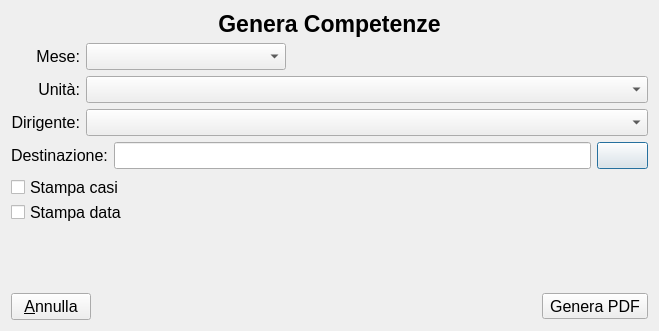
This is printdialog.ui in gcala/GestioneCompetenzeMedici as Qt 5 draws it before an edit. The edited form follows.
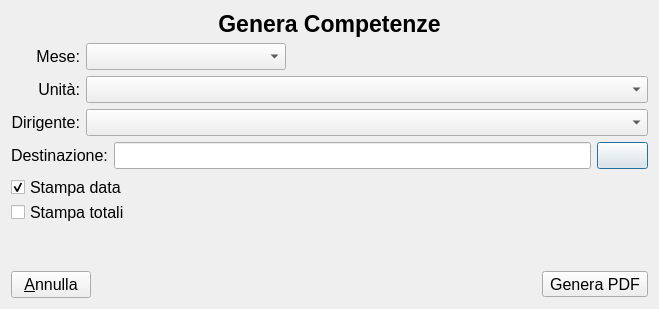
This is the edited form. Icons and pictures are not drawn. Custom widgets are drawn as their Qt base class.

Diff of the .ui file:
```diff
--- a/printdialog.ui
+++ b/printdialog.ui
@@ -7,7 +7,7 @@
     <x>0</x>
     <y>0</y>
     <width>659</width>
-    <height>331</height>
+    <height>309</height>
    </rect>
   </property>
   <property name="windowTitle">
@@ -206,18 +206,6 @@
       <property name="bottomMargin">
        <number>0</number>
       </property>
-      <item>
-       <widget class="QCheckBox" name="casiCB">
-        <property name="font">
-         <font>
-          <pointsize>12</pointsize>
-         </font>
-        </property>
-        <property name="text">
-         <string>Stampa casi</string>
-        </property>
-       </widget>
-      </item>
       <item>
        <widget class="QCheckBox" name="dataCB">
         <property name="font">
@@ -227,6 +215,21 @@
         </property>
         <property name="text">
          <string>Stampa data</string>
+        </property>
+        <property name="checked">
+         <bool>true</bool>
+        </property>
+       </widget>
+      </item>
+      <item>
+       <widget class="QCheckBox" name="casiCB">
+        <property name="font">
+         <font>
+          <pointsize>12</pointsize>
+         </font>
+        </property>
+        <property name="text">
+         <string>Stampa totali</string>
         </property>
        </widget>
       </item>
```
